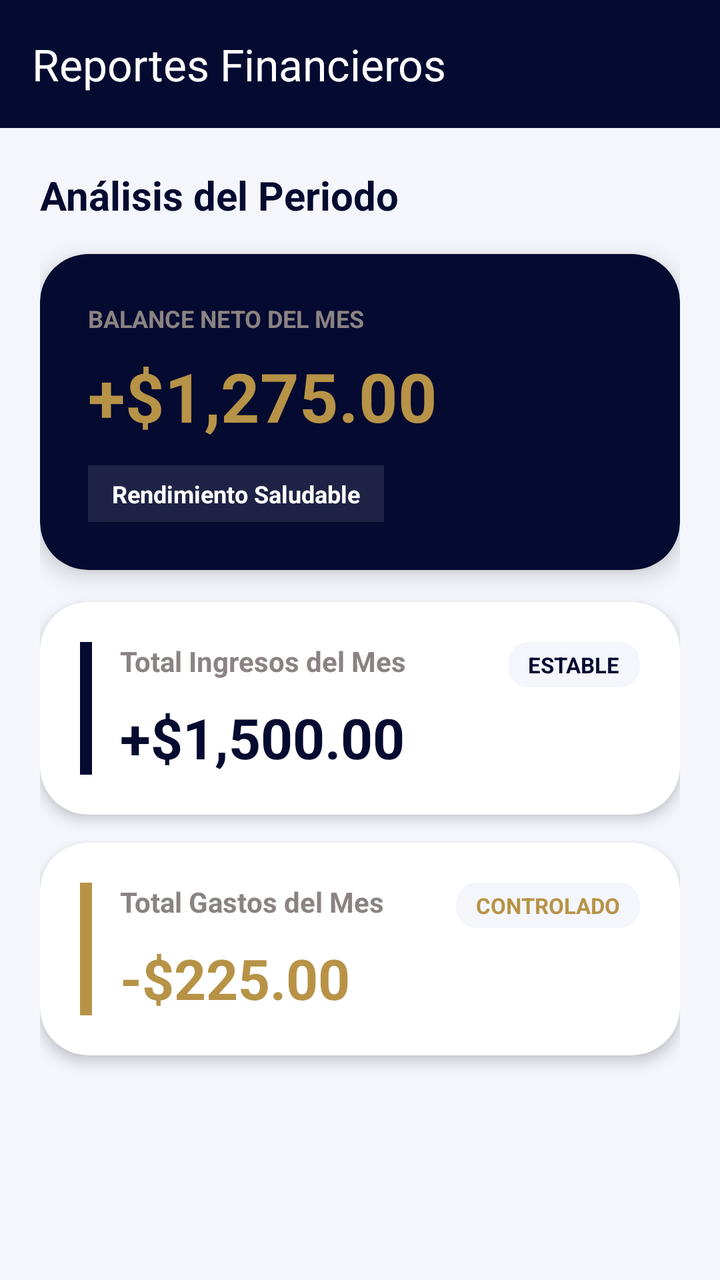
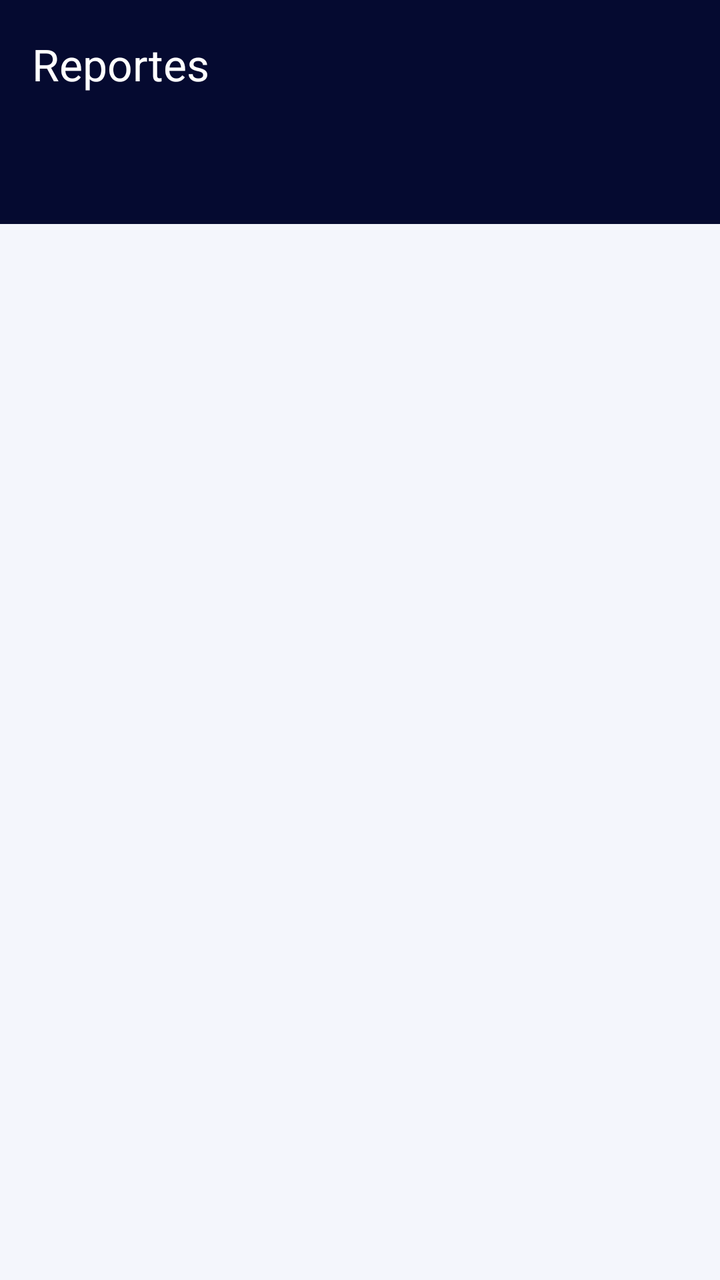

Before-and-after screenshots of an Android layout around one commit, followed by the original layout XML and the change that was made.
<!-- AndroidManifest.xml: application theme Theme.WalletApp -->
<!-- res/layout/activity_reports.xml -->
<?xml version="1.0" encoding="utf-8"?>
<androidx.coordinatorlayout.widget.CoordinatorLayout
    xmlns:android="http://schemas.android.com/apk/res/android"
    xmlns:app="http://schemas.android.com/apk/res-auto"
    xmlns:tools="http://schemas.android.com/tools"
    android:layout_width="match_parent"
    android:layout_height="match_parent"
    android:fitsSystemWindows="true"
    android:background="#F4F6FC"
    tools:context=".ReportsActivity">

    <com.google.android.material.appbar.AppBarLayout
        android:layout_width="match_parent"
        android:layout_height="wrap_content"
        android:fitsSystemWindows="true"
        android:background="#050A30"
        app:elevation="0dp">

        <com.google.android.material.appbar.MaterialToolbar
            android:id="@+id/toolbar_reports"
            android:layout_width="match_parent"
            android:layout_height="?attr/actionBarSize"
            android:background="#050A30"
            app:title="Reportes Financieros"
            app:titleTextColor="@android:color/white"
            app:navigationIconTint="@android:color/white" />

    </com.google.android.material.appbar.AppBarLayout>

    <androidx.core.widget.NestedScrollView
        android:layout_width="match_parent"
        android:layout_height="match_parent"
        app:layout_behavior="@string/appbar_scrolling_view_behavior"
        android:scrollbars="none">

        <LinearLayout
            android:layout_width="match_parent"
            android:layout_height="wrap_content"
            android:orientation="vertical"
            android:padding="20dp">

            <TextView
                android:layout_width="wrap_content"
                android:layout_height="wrap_content"
                android:text="Análisis del Periodo"
                android:textColor="#050A30"
                android:textSize="20sp"
                android:textStyle="bold"
                android:layout_marginBottom="16dp" />

            <com.google.android.material.card.MaterialCardView
                android:layout_width="match_parent"
                android:layout_height="wrap_content"
                android:layout_marginBottom="16dp"
                app:cardBackgroundColor="#050A30"
                app:cardCornerRadius="24dp"
                app:cardElevation="6dp"
                app:strokeWidth="0dp">

                <androidx.constraintlayout.widget.ConstraintLayout
                    android:layout_width="match_parent"
                    android:layout_height="wrap_content"
                    android:padding="24dp">

                    <TextView
                        android:id="@+id/tv_label_balance"
                        android:layout_width="wrap_content"
                        android:layout_height="wrap_content"
                        android:text="BALANCE NETO DEL MES"
                        android:textColor="#8B8383"
                        android:textSize="12sp"
                        android:textStyle="bold"
                        app:layout_constraintStart_toStartOf="parent"
                        app:layout_constraintTop_toTopOf="parent" />

                    <TextView
                        android:id="@+id/tv_balance_neto"
                        android:layout_width="wrap_content"
                        android:layout_height="wrap_content"
                        android:layout_marginTop="8dp"
                        android:text="+$1,275.00"
                        android:textColor="#B79347"
                        android:textSize="34sp"
                        android:textStyle="bold"
                        app:layout_constraintStart_toStartOf="parent"
                        app:layout_constraintTop_toBottomOf="@+id/tv_label_balance" />

                    <TextView
                        android:id="@+id/tv_estado_general"
                        android:layout_width="wrap_content"
                        android:layout_height="wrap_content"
                        android:layout_marginTop="12dp"
                        android:background="#1AFFFFFF"
                        android:paddingHorizontal="12dp"
                        android:paddingVertical="6dp"
                        android:text="Rendimiento Saludable"
                        android:textColor="@android:color/white"
                        android:textSize="12sp"
                        android:textStyle="bold"
                        app:layout_constraintStart_toStartOf="parent"
                        app:layout_constraintTop_toBottomOf="@+id/tv_balance_neto" />

                </androidx.constraintlayout.widget.ConstraintLayout>
            </com.google.android.material.card.MaterialCardView>

            <com.google.android.material.card.MaterialCardView
                android:layout_width="match_parent"
                android:layout_height="wrap_content"
                android:layout_marginBottom="14dp"
                app:cardBackgroundColor="@android:color/white"
                app:cardCornerRadius="24dp"
                app:cardElevation="4dp"
                app:strokeWidth="0dp">

                <androidx.constraintlayout.widget.ConstraintLayout
                    android:layout_width="match_parent"
                    android:layout_height="wrap_content"
                    android:padding="20dp">

                    <View
                        android:id="@+id/view_accent_ingresos"
                        android:layout_width="6dp"
                        android:layout_height="0dp"
                        android:background="#050A30"
                        app:layout_constraintBottom_toBottomOf="@+id/tv_ingresos_monto"
                        app:layout_constraintStart_toStartOf="parent"
                        app:layout_constraintTop_toTopOf="@+id/tv_label_ingresos" />

                    <TextView
                        android:id="@+id/tv_label_ingresos"
                        android:layout_width="0dp"
                        android:layout_height="wrap_content"
                        android:layout_marginStart="14dp"
                        android:layout_marginEnd="8dp"
                        android:text="Total Ingresos del Mes"
                        android:textColor="#8B8383"
                        android:textSize="14sp"
                        android:textStyle="bold"
                        app:layout_constraintEnd_toStartOf="@+id/card_badge_ingresos"
                        app:layout_constraintStart_toEndOf="@+id/view_accent_ingresos"
                        app:layout_constraintTop_toTopOf="parent" />

                    <com.google.android.material.card.MaterialCardView
                        android:id="@+id/card_badge_ingresos"
                        android:layout_width="wrap_content"
                        android:layout_height="wrap_content"
                        app:cardBackgroundColor="#F4F6FC"
                        app:cardCornerRadius="10dp"
                        app:cardElevation="0dp"
                        app:strokeWidth="0dp"
                        app:layout_constraintEnd_toEndOf="parent"
                        app:layout_constraintTop_toTopOf="parent">

                        <TextView
                            android:layout_width="wrap_content"
                            android:layout_height="wrap_content"
                            android:paddingHorizontal="10dp"
                            android:paddingVertical="4dp"
                            android:text="ESTABLE"
                            android:textColor="#050A30"
                            android:textSize="11sp"
                            android:textStyle="bold" />
                    </com.google.android.material.card.MaterialCardView>

                    <TextView
                        android:id="@+id/tv_ingresos_monto"
                        android:layout_width="wrap_content"
                        android:layout_height="wrap_content"
                        android:layout_marginStart="14dp"
                        android:layout_marginTop="10dp"
                        android:text="+$1,500.00"
                        android:textColor="#050A30"
                        android:textSize="28sp"
                        android:textStyle="bold"
                        app:layout_constraintBottom_toBottomOf="parent"
                        app:layout_constraintStart_toEndOf="@+id/view_accent_ingresos"
                        app:layout_constraintTop_toBottomOf="@+id/tv_label_ingresos" />

                </androidx.constraintlayout.widget.ConstraintLayout>
            </com.google.android.material.card.MaterialCardView>

            <com.google.android.material.card.MaterialCardView
                android:layout_width="match_parent"
                android:layout_height="wrap_content"
                android:layout_marginBottom="16dp"
                app:cardBackgroundColor="@android:color/white"
                app:cardCornerRadius="24dp"
                app:cardElevation="4dp"
                app:strokeWidth="0dp">

                <androidx.constraintlayout.widget.ConstraintLayout
                    android:layout_width="match_parent"
                    android:layout_height="wrap_content"
                    android:padding="20dp">

                    <View
                        android:id="@+id/view_accent_gastos"
                        android:layout_width="6dp"
                        android:layout_height="0dp"
                        android:background="#B79347"
                        app:layout_constraintBottom_toBottomOf="@+id/tv_gastos_monto"
                        app:layout_constraintStart_toStartOf="parent"
                        app:layout_constraintTop_toTopOf="@+id/tv_label_gastos" />

                    <TextView
                        android:id="@+id/tv_label_gastos"
                        android:layout_width="0dp"
                        android:layout_height="wrap_content"
                        android:layout_marginStart="14dp"
                        android:layout_marginEnd="8dp"
                        android:text="Total Gastos del Mes"
                        android:textColor="#8B8383"
                        android:textSize="14sp"
                        android:textStyle="bold"
                        app:layout_constraintEnd_toStartOf="@+id/card_badge_gastos"
                        app:layout_constraintStart_toEndOf="@+id/view_accent_gastos"
                        app:layout_constraintTop_toTopOf="parent" />

                    <com.google.android.material.card.MaterialCardView
                        android:id="@+id/card_badge_gastos"
                        android:layout_width="wrap_content"
                        android:layout_height="wrap_content"
                        app:cardBackgroundColor="#F4F6FC"
                        app:cardCornerRadius="10dp"
                        app:cardElevation="0dp"
                        app:strokeWidth="0dp"
                        app:layout_constraintEnd_toEndOf="parent"
                        app:layout_constraintTop_toTopOf="parent">

                        <TextView
                            android:layout_width="wrap_content"
                            android:layout_height="wrap_content"
                            android:paddingHorizontal="10dp"
                            android:paddingVertical="4dp"
                            android:text="CONTROLADO"
                            android:textColor="#B79347"
                            android:textSize="11sp"
                            android:textStyle="bold" />
                    </com.google.android.material.card.MaterialCardView>

                    <TextView
                        android:id="@+id/tv_gastos_monto"
                        android:layout_width="wrap_content"
                        android:layout_height="wrap_content"
                        android:layout_marginStart="14dp"
                        android:layout_marginTop="10dp"
                        android:text="-$225.00"
                        android:textColor="#B79347"
                        android:textSize="28sp"
                        android:textStyle="bold"
                        app:layout_constraintBottom_toBottomOf="parent"
                        app:layout_constraintStart_toEndOf="@+id/view_accent_gastos"
                        app:layout_constraintTop_toBottomOf="@+id/tv_label_gastos" />

                </androidx.constraintlayout.widget.ConstraintLayout>
            </com.google.android.material.card.MaterialCardView>

        </LinearLayout>
    </androidx.core.widget.NestedScrollView>

</androidx.coordinatorlayout.widget.CoordinatorLayout>
<!-- resources referenced by this layout -->
<resources>
  <style name="Theme.WalletApp" parent="Base.Theme.WalletApp" />
  <style name="Base.Theme.WalletApp" parent="Theme.Material3.DayNight.NoActionBar">
          
          <item name="colorPrimary">@color/primary_navy</item>
  
          
          <item name="android:statusBarColor">@color/primary_navy</item>
  
          
          <item name="android:windowLightStatusBar">false</item>
      </style>
  <color name="primary_navy">#050A30</color>
</resources>

<!-- the commit's change to res/layout/activity_reports.xml (unified diff, before → after) -->
@@ -21,241 +21,27 @@
             android:layout_width="match_parent"
             android:layout_height="?attr/actionBarSize"
             android:background="#050A30"
-            app:title="Reportes Financieros"
+            app:title="Reportes"
             app:titleTextColor="@android:color/white"
             app:navigationIconTint="@android:color/white" />
 
+        <com.google.android.material.tabs.TabLayout
+            android:id="@+id/tab_layout_reports"
+            android:layout_width="match_parent"
+            android:layout_height="wrap_content"
+            android:background="#050A30"
+            android:contentDescription="Pestañas de reportes"
+            app:tabTextColor="#A0B2C6"
+            app:tabSelectedTextColor="@android:color/white"
+            app:tabIndicatorColor="#B79347"
+            app:tabMode="fixed" />
+
     </com.google.android.material.appbar.AppBarLayout>
 
-    <androidx.core.widget.NestedScrollView
+    <androidx.viewpager2.widget.ViewPager2
+        android:id="@+id/view_pager_reports"
         android:layout_width="match_parent"
         android:layout_height="match_parent"
-        app:layout_behavior="@string/appbar_scrolling_view_behavior"
-        android:scrollbars="none">
-
-        <LinearLayout
-            android:layout_width="match_parent"
-            android:layout_height="wrap_content"
-            android:orientation="vertical"
-            android:padding="20dp">
-
-            <TextView
-                android:layout_width="wrap_content"
-                android:layout_height="wrap_content"
-                android:text="Análisis del Periodo"
-                android:textColor="#050A30"
-                android:textSize="20sp"
-                android:textStyle="bold"
-                android:layout_marginBottom="16dp" />
-
-            <com.google.android.material.card.MaterialCardView
-                android:layout_width="match_parent"
-                android:layout_height="wrap_content"
-                android:layout_marginBottom="16dp"
-                app:cardBackgroundColor="#050A30"
-                app:cardCornerRadius="24dp"
-                app:cardElevation="6dp"
-                app:strokeWidth="0dp">
-
-                <androidx.constraintlayout.widget.ConstraintLayout
-                    android:layout_width="match_parent"
-                    android:layout_height="wrap_content"
-                    android:padding="24dp">
-
-                    <TextView
-                        android:id="@+id/tv_label_balance"
-                        android:layout_width="wrap_content"
-                        android:layout_height="wrap_content"
-                        android:text="BALANCE NETO DEL MES"
-                        android:textColor="#8B8383"
-                        android:textSize="12sp"
-                        android:textStyle="bold"
-                        app:layout_constraintStart_toStartOf="parent"
-                        app:layout_constraintTop_toTopOf="parent" />
-
-                    <TextView
-                        android:id="@+id/tv_balance_neto"
-                        android:layout_width="wrap_content"
-                        android:layout_height="wrap_content"
-                        android:layout_marginTop="8dp"
-                        android:text="+$1,275.00"
-                        android:textColor="#B79347"
-                        android:textSize="34sp"
-                        android:textStyle="bold"
-                        app:layout_constraintStart_toStartOf="parent"
-                        app:layout_constraintTop_toBottomOf="@+id/tv_label_balance" />
-
-                    <TextView
-                        android:id="@+id/tv_estado_general"
-                        android:layout_width="wrap_content"
-                        android:layout_height="wrap_content"
-                        android:layout_marginTop="12dp"
-                        android:background="#1AFFFFFF"
-                        android:paddingHorizontal="12dp"
-                        android:paddingVertical="6dp"
-                        android:text="Rendimiento Saludable"
-                        android:textColor="@android:color/white"
-                        android:textSize="12sp"
-                        android:textStyle="bold"
-                        app:layout_constraintStart_toStartOf="parent"
-                        app:layout_constraintTop_toBottomOf="@+id/tv_balance_neto" />
-
-                </androidx.constraintlayout.widget.ConstraintLayout>
-            </com.google.android.material.card.MaterialCardView>
-
-            <com.google.android.material.card.MaterialCardView
-                android:layout_width="match_parent"
-                android:layout_height="wrap_content"
-                android:layout_marginBottom="14dp"
-                app:cardBackgroundColor="@android:color/white"
-                app:cardCornerRadius="24dp"
-                app:cardElevation="4dp"
-                app:strokeWidth="0dp">
-
-                <androidx.constraintlayout.widget.ConstraintLayout
-                    android:layout_width="match_parent"
-                    android:layout_height="wrap_content"
-                    android:padding="20dp">
-
-                    <View
-                        android:id="@+id/view_accent_ingresos"
-                        android:layout_width="6dp"
-                        android:layout_height="0dp"
-                        android:background="#050A30"
-                        app:layout_constraintBottom_toBottomOf="@+id/tv_ingresos_monto"
-                        app:layout_constraintStart_toStartOf="parent"
-                        app:layout_constraintTop_toTopOf="@+id/tv_label_ingresos" />
-
-                    <TextView
-                        android:id="@+id/tv_label_ingresos"
-                        android:layout_width="0dp"
-                        android:layout_height="wrap_content"
-                        android:layout_marginStart="14dp"
-                        android:layout_marginEnd="8dp"
-                        android:text="Total Ingresos del Mes"
-                        android:textColor="#8B8383"
-                        android:textSize="14sp"
-                        android:textStyle="bold"
-                        app:layout_constraintEnd_toStartOf="@+id/card_badge_ingresos"
-                        app:layout_constraintStart_toEndOf="@+id/view_accent_ingresos"
-                        app:layout_constraintTop_toTopOf="parent" />
-
-                    <com.google.android.material.card.MaterialCardView
-                        android:id="@+id/card_badge_ingresos"
-                        android:layout_width="wrap_content"
-                        android:layout_height="wrap_content"
-                        app:cardBackgroundColor="#F4F6FC"
-                        app:cardCornerRadius="10dp"
-                        app:cardElevation="0dp"
-                        app:strokeWidth="0dp"
-                        app:layout_constraintEnd_toEndOf="parent"
-                        app:layout_constraintTop_toTopOf="parent">
-
-                        <TextView
-                            android:layout_width="wrap_content"
-                            android:layout_height="wrap_content"
-                            android:paddingHorizontal="10dp"
-                            android:paddingVertical="4dp"
-                            android:text="ESTABLE"
-                            android:textColor="#050A30"
-                            android:textSize="11sp"
-                            android:textStyle="bold" />
-                    </com.google.android.material.card.MaterialCardView>
-
-                    <TextView
-                        android:id="@+id/tv_ingresos_monto"
-                        android:layout_width="wrap_content"
-                        android:layout_height="wrap_content"
-                        android:layout_marginStart="14dp"
-                        android:layout_marginTop="10dp"
-                        android:text="+$1,500.00"
-                        android:textColor="#050A30"
-                        android:textSize="28sp"
-                        android:textStyle="bold"
-                        app:layout_constraintBottom_toBottomOf="parent"
-                        app:layout_constraintStart_toEndOf="@+id/view_accent_ingresos"
-                        app:layout_constraintTop_toBottomOf="@+id/tv_label_ingresos" />
-
-                </androidx.constraintlayout.widget.ConstraintLayout>
-            </com.google.android.material.card.MaterialCardView>
-
-            <com.google.android.material.card.MaterialCardView
-                android:layout_width="match_parent"
-                android:layout_height="wrap_content"
-                android:layout_marginBottom="16dp"
-                app:cardBackgroundColor="@android:color/white"
-                app:cardCornerRadius="24dp"
-                app:cardElevation="4dp"
-                app:strokeWidth="0dp">
-
-                <androidx.constraintlayout.widget.ConstraintLayout
-                    android:layout_width="match_parent"
-                    android:layout_height="wrap_content"
-                    android:padding="20dp">
-
-                    <View
-                        android:id="@+id/view_accent_gastos"
-                        android:layout_width="6dp"
-                        android:layout_height="0dp"
-                        android:background="#B79347"
-                        app:layout_constraintBottom_toBottomOf="@+id/tv_gastos_monto"
-                        app:layout_constraintStart_toStartOf="parent"
-                        app:layout_constraintTop_toTopOf="@+id/tv_label_gastos" />
-
-                    <TextView
-                        android:id="@+id/tv_label_gastos"
-                        android:layout_width="0dp"
-                        android:layout_height="wrap_content"
-                        android:layout_marginStart="14dp"
-                        android:layout_marginEnd="8dp"
-                        android:text="Total Gastos del Mes"
-                        android:textColor="#8B8383"
-                        android:textSize="14sp"
-                        android:textStyle="bold"
-                        app:layout_constraintEnd_toStartOf="@+id/card_badge_gastos"
-                        app:layout_constraintStart_toEndOf="@+id/view_accent_gastos"
-                        app:layout_constraintTop_toTopOf="parent" />
-
-                    <com.google.android.material.card.MaterialCardView
-                        android:id="@+id/card_badge_gastos"
-                        android:layout_width="wrap_content"
-                        android:layout_height="wrap_content"
-                        app:cardBackgroundColor="#F4F6FC"
-                        app:cardCornerRadius="10dp"
-                        app:cardElevation="0dp"
-                        app:strokeWidth="0dp"
-                        app:layout_constraintEnd_toEndOf="parent"
-                        app:layout_constraintTop_toTopOf="parent">
-
-                        <TextView
-                            android:layout_width="wrap_content"
-                            android:layout_height="wrap_content"
-                            android:paddingHorizontal="10dp"
-                            android:paddingVertical="4dp"
-                            android:text="CONTROLADO"
-                            android:textColor="#B79347"
-                            android:textSize="11sp"
-                            android:textStyle="bold" />
-                    </com.google.android.material.card.MaterialCardView>
-
-                    <TextView
-                        android:id="@+id/tv_gastos_monto"
-                        android:layout_width="wrap_content"
-                        android:layout_height="wrap_content"
-                        android:layout_marginStart="14dp"
-                        android:layout_marginTop="10dp"
-                        android:text="-$225.00"
-                        android:textColor="#B79347"
-                        android:textSize="28sp"
-                        android:textStyle="bold"
-                        app:layout_constraintBottom_toBottomOf="parent"
-                        app:layout_constraintStart_toEndOf="@+id/view_accent_gastos"
-                        app:layout_constraintTop_toBottomOf="@+id/tv_label_gastos" />
-
-                </androidx.constraintlayout.widget.ConstraintLayout>
-            </com.google.android.material.card.MaterialCardView>
-
-        </LinearLayout>
-    </androidx.core.widget.NestedScrollView>
+        app:layout_behavior="@string/appbar_scrolling_view_behavior" />
 
 </androidx.coordinatorlayout.widget.CoordinatorLayout>
